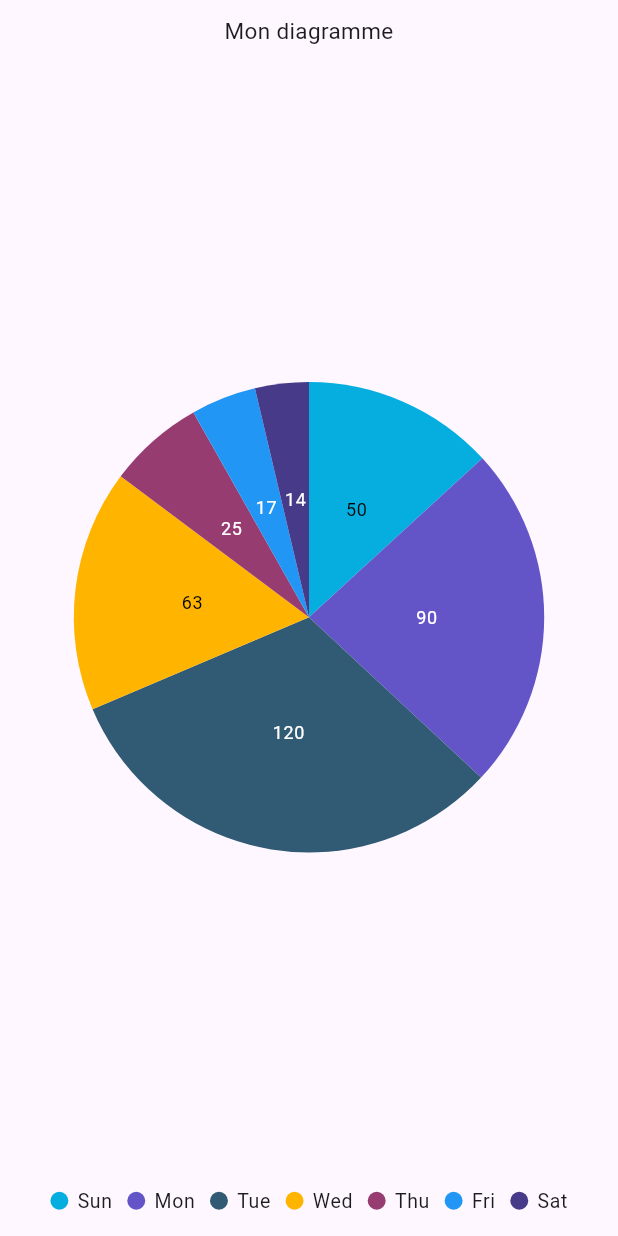
After one commit to Djenh/TaxPayer, a Flutter app: the Try screen opened directly, on a phone screen of 412 x 824 dp. The commit adds this screen. Run offline on Flutter 3.47's test engine with Material 3 defaults, Android fonts, the phone set to English and light mode, and no system bars; our stand-ins replace fl_chart, image_picker, syncfusion_flutter_charts.

Commit message:
ajout de quelques composants nécéssaire pour le dashboard

```diff
--- /dev/null
+++ b/lib/components/Diagram/barData.dart
@@ -0,0 +1,35 @@
+import 'individualBar.dart';
+
+class BarData{
+  final double sum;
+  final double mon;
+  final double tue;
+  final double wed;
+  final double thur;
+  final double fri;
+  final double sat;
+
+  BarData({
+    required this.sum,
+    required this.mon,
+    required this.tue,
+    required this.wed,
+    required this.thur,
+    required this.fri,
+    required this.sat
+  });
+
+  List<Individualbar> barData = [];
+
+  void initializeBarDar(){
+    barData = [
+      Individualbar(x: 0, y: sum),
+      Individualbar(x: 1, y: mon),
+      Individualbar(x: 2, y: tue),
+      Individualbar(x: 3, y: wed),
+      Individualbar(x: 4, y: thur),
+      Individualbar(x: 5, y: fri),
+      Individualbar(x: 6, y: sat),
+    ];
+  }
+}
--- /dev/null
+++ b/lib/screens/try.dart
@@ -0,0 +1,54 @@
+import 'package:flutter/material.dart';
+import 'package:syncfusion_flutter_charts/charts.dart';
+
+class Try extends StatefulWidget {
+  const Try({super.key});
+  @override
+  State<Try> createState() => _TryState();
+}
+
+class _TryState extends State<Try> {
+  late List<Data> _chartData;
+  @override
+  void initState(){
+    super.initState();
+    _chartData = getChartData();
+  }
+  @override
+  Widget build(BuildContext context) {
+    return SafeArea(child: Scaffold(
+      body: SfCircularChart(
+        title: ChartTitle(text: "Mon diagramme"),
+        legend: Legend(isVisible: true),
+        series: <CircularSeries>[
+          PieSeries<Data, String>(
+            dataSource: _chartData,
+            xValueMapper: (Data data, _) => data.jour,
+            yValueMapper: (Data data, _) => data.totalVente,
+            dataLabelSettings: DataLabelSettings(isVisible: true, ),
+          )
+        ],
+      ),
+    ));
+  }
+
+  List<Data> getChartData(){
+    final List<Data> chartData=[
+      Data("Sun", 50),
+      Data("Mon", 90),
+      Data("Tue", 120),
+      Data("Wed", 63),
+      Data("Thu", 25),
+      Data("Fri", 17),
+      Data("Sat", 14),
+    ];
+    return chartData;
+}
+}
+
+class Data{
+  Data(this.jour, this.totalVente);
+
+  final String jour;
+  final int totalVente;
+}
--- a/pubspec.yaml
+++ b/pubspec.yaml
@@ -36,6 +36,8 @@ dependencies:
   # Use with the CupertinoIcons class for iOS style icons.
   cupertino_icons: ^1.0.6
   image_picker: ^1.1.2
+  fl_chart: ^0.68.0
+  syncfusion_flutter_charts: ^26.1.42
 
 dev_dependencies:
   flutter_test:
```
Also changed, not shown: lib/components/Diagram/barDiagram.dart (added, +26 -0 lines), lib/components/Diagram/barGraph.dart (added, +100 -0 lines), lib/components/Diagram/individualBar.dart (added, +9 -0 lines), lib/components/infoCard.dart (added, +53 -0 lines), lib/main.dart (+7 -1 lines), assets/images/companyIcon.png (added), pubspec.lock, 2 other files.
